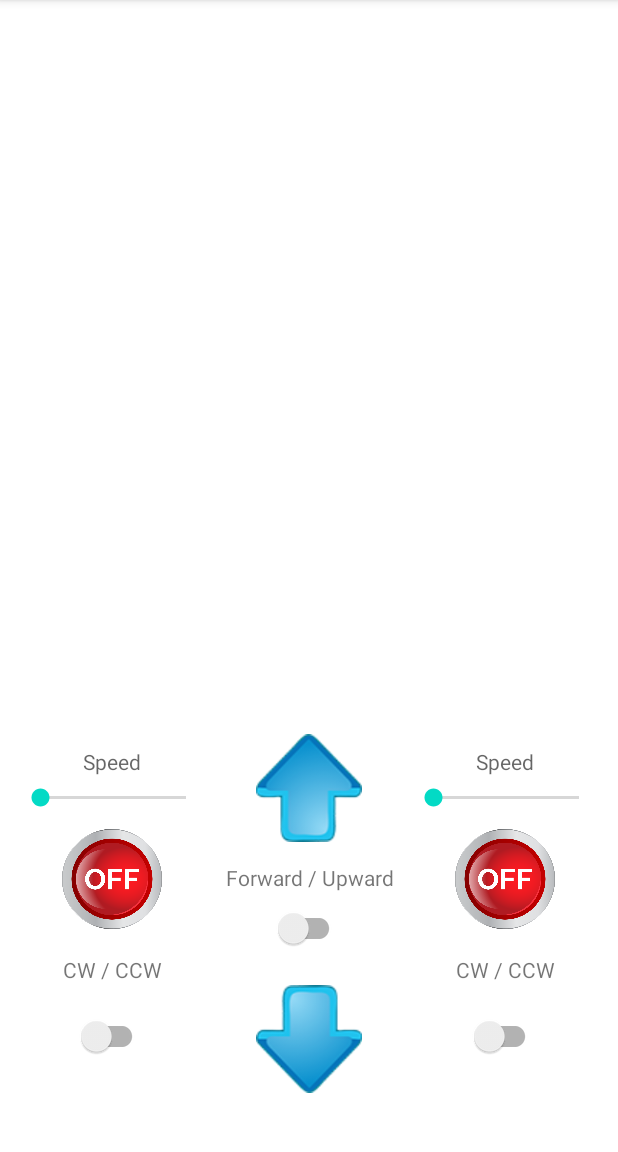
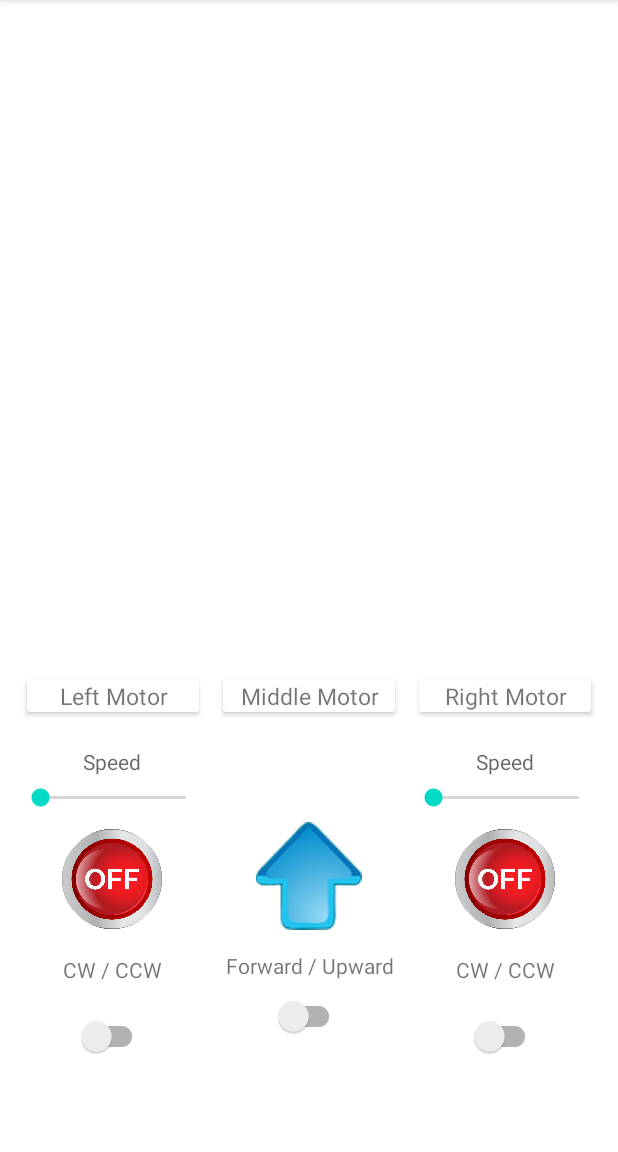
Before and after one commit to Samyak404/H-Drone, an Android app: the screen it shows after launch (MainActivity), on a phone screen of 412 x 824 dp, the part 84-1236 px from its top. Run offline under Robolectric (Android 15) with nearby library versions, the phone set to English and light mode, and no system bars; our stand-ins replace Firebase (no records; nobody signed in at launch, a user with empty details on screens opened directly); libraries missing offline, so code that uses them is left out: com.ramotion.fluidslider.

Commit message:
all motor set
all the transection of data between application and firebase is done. all the controls are set for individual    motor.

```diff
--- a/app/src/main/java/com/example/h_drone/MainActivity.kt
+++ b/app/src/main/java/com/example/h_drone/MainActivity.kt
@@ -42,9 +42,6 @@ class MainActivity : AppCompatActivity() {
 //        Direction of rotation
         val servoMotor = Firebase.database.getReference("Servo Motor")
 
-//        Altitude change
-        val upwardDirection = Firebase.database.getReference("Upward")
-        val downwardDirection = Firebase.database.getReference("Downward")
 
 
         sbLeftSpeed.setOnSeekBarChangeListener(object : SeekBar.OnSeekBarChangeListener{
@@ -93,6 +90,13 @@ class MainActivity : AppCompatActivity() {
                 dcMotorState2.setValue(0)
         }
 
+        tbForMiddleMotor.setOnClickListener {
+            if (tbForMiddleMotor.text.toString() == "ON")
+                dcMotorState3.setValue(1)
+            else
+                dcMotorState3.setValue(0)
+        }
+
         switchForDirectionRotation.setOnCheckedChangeListener { buttonView, isChecked ->
             if(isChecked)
                 servoMotor.setValue(1)
@@ -114,18 +118,5 @@ class MainActivity : AppCompatActivity() {
                 dcMotor2Rotation.setValue(0)
         }
 
-        upward.setOnCheckedChangeListener { buttonView, isChecked ->
-            if (isChecked)
-                upwardDirection.setValue(1)
-            else
-                upwardDirection.setValue(0)
-        }
-
-        down.setOnCheckedChangeListener { buttonView, isChecked ->
-            if (isChecked)
-                downwardDirection.setValue(1)
-            else
-                downwardDirection.setValue(0)
-        }
     }
 }
--- a/app/src/main/res/layout/activity_main.xml
+++ b/app/src/main/res/layout/activity_main.xml
@@ -5,6 +5,62 @@
     android:layout_width="match_parent"
     android:layout_height="match_parent"
     tools:context=".MainActivity">
+
+    <LinearLayout
+        android:layout_width="match_parent"
+        android:layout_height="wrap_content"
+        android:orientation="horizontal"
+        app:layout_constraintBottom_toTopOf="@+id/llForLeftMotor"
+        app:layout_constraintEnd_toEndOf="parent"
+        app:layout_constraintHorizontal_bias="0.5"
+        app:layout_constraintStart_toStartOf="parent"
+        android:layout_margin="10dp">
+
+        <androidx.cardview.widget.CardView
+            android:layout_width="match_parent"
+            android:layout_height="wrap_content"
+            android:layout_weight="1"
+            android:layout_margin="8dp">
+
+            <TextView
+                android:id="@+id/tvM1"
+                android:layout_width="match_parent"
+                android:layout_height="wrap_content"
+                android:text="Left Motor"
+                android:textAlignment="center"
+                android:textSize="15sp" />
+        </androidx.cardview.widget.CardView>
+
+        <androidx.cardview.widget.CardView
+            android:layout_width="match_parent"
+            android:layout_height="wrap_content"
+            android:layout_weight="1"
+            android:layout_margin="8dp">
+
+            <TextView
+                android:id="@+id/tvM3"
+                android:layout_width="match_parent"
+                android:layout_height="wrap_content"
+                android:text="Middle Motor"
+                android:textAlignment="center"
+                android:textSize="15sp" />
+        </androidx.cardview.widget.CardView>
+
+        <androidx.cardview.widget.CardView
+            android:layout_width="match_parent"
+            android:layout_height="wrap_content"
+            android:layout_weight="1"
+            android:layout_margin="8dp">
+
+            <TextView
+                android:id="@+id/tvM2"
+                android:layout_width="match_parent"
+                android:layout_height="wrap_content"
+                android:text="Right Motor"
+                android:textAlignment="center"
+                android:textSize="15sp" />
+        </androidx.cardview.widget.CardView>
+    </LinearLayout>
 
     <LinearLayout
         android:id="@+id/llForDirection"
@@ -15,10 +71,11 @@
         app:layout_constraintBottom_toBottomOf="parent"
         app:layout_constraintEnd_toStartOf="@+id/llForRightMotor"
         app:layout_constraintHorizontal_bias="0.5"
-        app:layout_constraintStart_toEndOf="@+id/llForLeftMotor">
+        app:layout_constraintStart_toEndOf="@+id/llForLeftMotor"
+        app:layout_constraintTop_toTopOf="@+id/llForRightMotor">
 
         <ToggleButton
-            android:id="@+id/upward"
+            android:id="@+id/tbForMiddleMotor"
             android:layout_width="wrap_content"
             android:layout_height="wrap_content"
             android:layout_gravity="center"
@@ -42,16 +99,6 @@
             android:layout_height="wrap_content"
             android:layout_gravity="center" />
 
-        <ToggleButton
-            android:id="@+id/down"
-            android:layout_width="wrap_content"
-            android:layout_height="wrap_content"
-            android:layout_gravity="center"
-            android:layout_margin="5dp"
-            android:background="@drawable/downward_motor_btn"
-            android:scaleX="0.8"
-            android:scaleY="0.8"
-            android:textColor="@android:color/transparent" />
     </LinearLayout>
 
     <LinearLayout
@@ -59,7 +106,7 @@
         android:layout_width="wrap_content"
         android:layout_height="250dp"
         android:orientation="vertical"
-        app:layout_constraintBottom_toBottomOf="@+id/llForDirection"
+        app:layout_constraintBottom_toBottomOf="@+id/llForRightMotor"
         app:layout_constraintEnd_toStartOf="@+id/llForDirection"
         app:layout_constraintHorizontal_bias="0.5"
         app:layout_constraintStart_toStartOf="parent">
@@ -116,8 +163,9 @@
         android:id="@+id/llForRightMotor"
         android:layout_width="wrap_content"
         android:layout_height="250dp"
+        android:layout_marginBottom="25dp"
         android:orientation="vertical"
-        app:layout_constraintBottom_toBottomOf="@+id/llForDirection"
+        app:layout_constraintBottom_toBottomOf="parent"
         app:layout_constraintEnd_toEndOf="parent"
         app:layout_constraintHorizontal_bias="0.5"
         app:layout_constraintStart_toEndOf="@+id/llForDirection">
```
